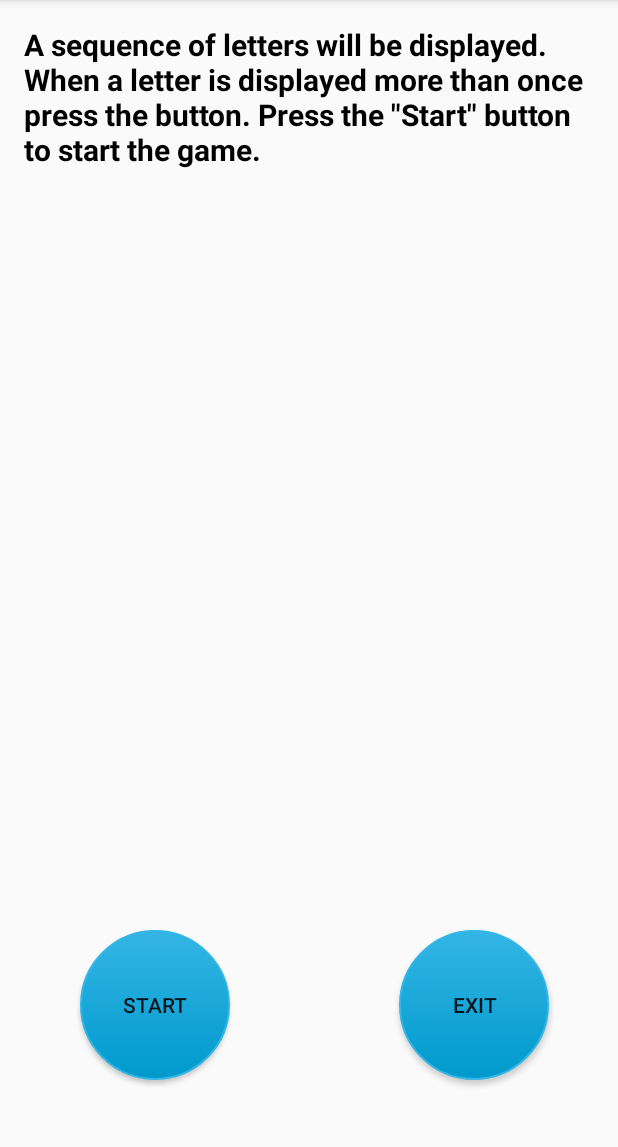
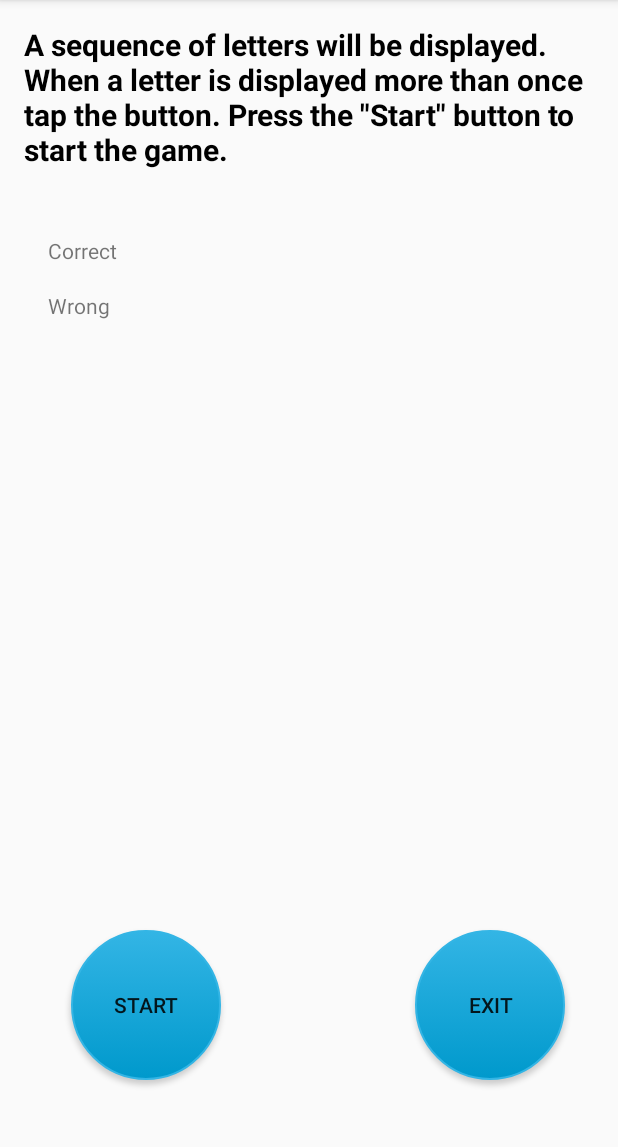
Before and after one commit to Boshoff93/TinnitusManagement, an Android app: the twoBack screen opened directly, with no data from a screen before it, on a phone screen of 412 x 824 dp, the part 84-1231 px from its top. Run offline under Robolectric (Android 15) with nearby library versions, the phone set to English and light mode, and no system bars.

Commit message:
2-back feature working, just need to touch it up a bit

```diff
--- a/app/src/main/java/com/example/wiehan/tinnitusmanagement/twoBack.java
+++ b/app/src/main/java/com/example/wiehan/tinnitusmanagement/twoBack.java
@@ -4,16 +4,29 @@ import android.content.Intent;
 import android.os.Bundle;
 import android.support.v7.app.AppCompatActivity;
 import android.view.View;
+import android.view.animation.AlphaAnimation;
 import android.view.animation.Animation;
 import android.view.animation.AnimationUtils;
 import android.widget.Button;
 import android.widget.TextView;
 
+import java.util.Random;
+
 public class twoBack extends AppCompatActivity {
 
-    int count ;
-    TextView tv ;
-    TextView explain ;
+    int count;
+    TextView tvCount;
+    TextView explain;
+    Character sequence[];
+    TextView seqText;
+    TextView correctText ;
+    TextView wrongText ;
+
+    int countSeq = 0 ; ;
+    Button tapButton;
+    int track = 0 ;
+    int correct = 0 ;
+    int wrong = 0 ;
 
     @Override
     protected void onCreate(Bundle savedInstanceState) {
@@ -22,11 +35,31 @@ public class twoBack extends AppCompatActivity {
 
         final Button startSequence = (Button) findViewById(R.id.buttonStartSequence);
         final Button exitButton = (Button) findViewById(R.id.exitButton);
-        explain = (TextView) findViewById(R.id.textExplain) ;
-        tv = (TextView) findViewById(R.id.textCount) ;
-        count = 3 ;
+        tapButton = (Button) findViewById(R.id.buttonTap);
 
-        tv.setText("");
+        //Create new randomize object
+        Random rand = new Random();
+
+        //Choose a random letter out of the string and add it to the sequence array.
+        String letters = "ABCDEF";
+        sequence = new Character[6];
+
+
+        for (int i = 0; i < sequence.length; i++) {
+            sequence[i] = letters.charAt(rand.nextInt(5));
+        }
+
+        correctText = (TextView) findViewById(R.id.textCorrect) ;
+        wrongText = (TextView) findViewById(R.id.textWrong) ;
+
+        explain = (TextView) findViewById(R.id.textExplain);
+        tvCount = (TextView) findViewById(R.id.textCount);
+        seqText = (TextView) findViewById(R.id.textSequence);
+        count = 3;
+
+        tvCount.setText("");
+        seqText.setText("");
+        tapButton.setVisibility(View.INVISIBLE);
 
         //Changes screens when button is clicked.
         exitButton.setOnClickListener(new View.OnClickListener() {
@@ -40,6 +73,14 @@ public class twoBack extends AppCompatActivity {
             @Override
             public void onClick(View v) {
                 bounceButton(startSequence, exitButton);
+            }
+        });
+
+
+        tapButton.setOnClickListener(new View.OnClickListener() {
+            @Override
+            public void onClick(View v) {
+                track = 1 ;
             }
         });
     }
@@ -76,12 +117,14 @@ public class twoBack extends AppCompatActivity {
 
     public void startPressed() {
         if (count == 0) {
-            count = 3 ;
-            tv.setText(""); //Note: the TextView will be visible again here.
+            count = 3;
+            tvCount.setText(""); //Note: the TextView will be visible again here.
+            tapButton.setVisibility(View.VISIBLE);
+            sequenceRepeat();
             return;
         }
 
-        tv.setText(String.valueOf(count));
+        tvCount.setText(String.valueOf(count));
 
         //Animation for countdown
         final Animation myAnim2 = AnimationUtils.loadAnimation(this, R.anim.countdown);
@@ -104,7 +147,7 @@ public class twoBack extends AppCompatActivity {
             }
         });
 
-        tv.startAnimation(myAnim2);
+        tvCount.startAnimation(myAnim2);
 
     }
 
@@ -136,4 +179,62 @@ public class twoBack extends AppCompatActivity {
         });
     }
 
+
+    public synchronized void sequenceRepeat() {
+
+        if(countSeq == sequence.length){
+            countSeq = 0 ;
+            seqText.setText("") ;
+            correctText.setText(correct+"") ;
+            wrongText.setText(wrong+"") ;
+            return ;
+        }
+
+        //Animation for sequence
+        AlphaAnimation myAnim3 = new AlphaAnimation(1.0f, 0.0f);
+        myAnim3.setDuration(1000);
+
+        seqText.setText(sequence[countSeq].toString());
+
+        myAnim3.setAnimationListener(new Animation.AnimationListener() {
+
+            @Override
+            public void onAnimationStart(Animation animation) {
+
+            }
+
+            @Override
+            public void onAnimationRepeat(Animation animation) {
+            }
+
+            //Calls sartPressed method again till count down hits 0
+            @Override
+            public void onAnimationEnd(Animation animation) {
+            if(countSeq > 0) {
+                if (track == 1) {
+                    int flag = 0 ;
+                    for (int i = 0; i < countSeq; i++) {
+                        if (sequence[countSeq] == sequence[i]) {
+                            flag = 1 ;
+                            correct++;
+                            break;
+                        }
+                    }
+                    if(flag == 0){
+                        wrong++;
+                    }
+                }
+            }
+            track = 0 ;
+            countSeq++;
+            sequenceRepeat();
+
+            }
+        });
+
+        seqText.startAnimation(myAnim3);
+
+
+
     }
+}
--- a/app/src/main/res/layout/activity_two_back.xml
+++ b/app/src/main/res/layout/activity_two_back.xml
@@ -11,17 +11,47 @@
     tools:context="com.example.wiehan.tinnitusmanagement.twoBack">
 
     <TextView
-        android:text='A sequence of letters will be displayed. When a letter is displayed more than once press the button. Press the "Start" button to start the game. '
+        android:text='A sequence of letters will be displayed. When a letter is displayed more than once tap the button. Press the "Start" button to start the game. '
         android:id="@+id/textExplain"
         android:layout_width="380dp"
         android:textAlignment="textStart"
         android:textStyle="normal|bold"
         android:textSize="20sp"
         android:textColor="@android:color/background_dark"
+        android:textAppearance="@style/TextAppearance.AppCompat.Body1"
+        android:layout_height="125dp"
         android:layout_alignParentTop="true"
+        android:layout_alignParentStart="true" />
+
+    <TextView
+        android:text="Correct"
+        android:layout_width="wrap_content"
+        android:layout_height="wrap_content"
+        android:layout_below="@+id/textExplain"
         android:layout_alignParentStart="true"
-        android:textAppearance="@style/TextAppearance.AppCompat.Body1"
-        android:layout_height="125dp" />
+        android:layout_marginStart="16dp"
+        android:layout_marginTop="16dp"
+        android:id="@+id/textCorrect" />
+
+    <TextView
+        android:text="Wrong"
+        android:layout_width="wrap_content"
+        android:layout_height="wrap_content"
+        android:layout_marginTop="17dp"
+        android:id="@+id/textWrong"
+        android:layout_below="@+id/textCorrect"
+        android:layout_alignStart="@+id/textCorrect" />
+
+    <Button
+        android:text="START"
+        android:id="@+id/buttonStartSequence"
+        android:background="@drawable/my_personal_buttons"
+        android:layout_width="100dp"
+        android:layout_height="100dp"
+        android:layout_marginStart="15dp"
+        android:layout_alignBottom="@+id/exitButton"
+        android:layout_alignStart="@+id/textWrong"
+        android:layout_alignTop="@+id/exitButton" />
 
     <Button
         android:text="EXIT"
@@ -30,28 +60,43 @@
         android:layout_width="100dp"
         android:layout_height="100dp"
         android:layout_marginBottom="32dp"
-        android:layout_marginEnd="30dp"
+        android:layout_marginEnd="19dp"
         android:layout_alignParentBottom="true"
         android:layout_alignEnd="@+id/textExplain" />
 
     <Button
-        android:text="START"
-        android:id="@+id/buttonStartSequence"
+        android:text="TAP"
+        android:id="@+id/buttonTap"
         android:background="@drawable/my_personal_buttons"
         android:layout_width="100dp"
         android:layout_height="100dp"
-        android:layout_marginStart="37dp"
-        android:layout_alignBottom="@+id/exitButton"
-        android:layout_alignParentStart="true" />
+        android:textStyle="normal|bold"
+        android:textSize="18sp"
+        android:textAlignment="center"
+        android:visibility="visible"
+        android:layout_above="@+id/buttonStartSequence"
+        android:layout_centerHorizontal="true"
+        android:layout_marginBottom="24dp" />
+
+    <TextView
+        android:text="SEQ"
+        android:id="@+id/textSequence"
+        android:layout_height="50dp"
+        android:textStyle="normal|bold"
+        android:textSize="36sp"
+        android:textAlignment="center"
+        android:layout_width="100dp"
+        android:layout_alignBaseline="@+id/textCorrect"
+        android:layout_alignBottom="@+id/textCorrect"
+        android:layout_alignStart="@+id/buttonTap" />
 
     <TextView
         android:id="@+id/textCount"
-        android:layout_marginTop="96dp"
         android:textSize="24sp"
         android:layout_height="50dp"
         android:textAlignment="center"
         android:text="C"
         android:layout_width="50dp"
-        android:layout_below="@+id/textExplain"
-        android:layout_toEndOf="@+id/buttonStartSequence" />
+        android:layout_below="@+id/textSequence"
+        android:layout_centerHorizontal="true" />
 </RelativeLayout>
```
Also changed, not shown: app/src/main/res/anim/sequence.xml (added, +8 -0 lines).
